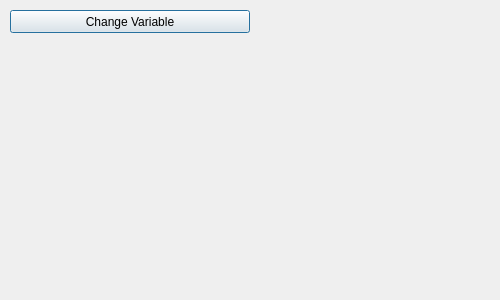
seem-sky/Simple2D-Engine, file MapEditor/UI/CommandDialog.ui: the form before one commit.
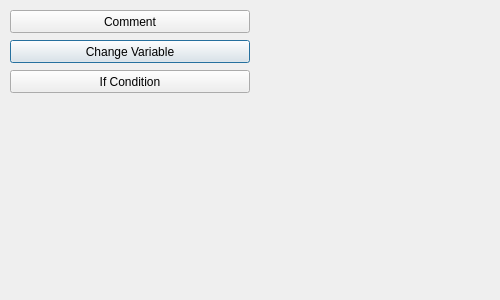
The form after the commit.

Patch:
```diff
--- a/MapEditor/UI/CommandDialog.ui
+++ b/MapEditor/UI/CommandDialog.ui
@@ -29,7 +29,7 @@
    <property name="geometry">
     <rect>
      <x>10</x>
-     <y>10</y>
+     <y>40</y>
      <width>240</width>
      <height>23</height>
     </rect>
@@ -38,6 +38,32 @@
     <string>Change Variable</string>
    </property>
   </widget>
+  <widget class="QPushButton" name="m_pButtonComment">
+   <property name="geometry">
+    <rect>
+     <x>10</x>
+     <y>10</y>
+     <width>240</width>
+     <height>23</height>
+    </rect>
+   </property>
+   <property name="text">
+    <string>Comment</string>
+   </property>
+  </widget>
+  <widget class="QPushButton" name="m_pButtonIfCondition">
+   <property name="geometry">
+    <rect>
+     <x>10</x>
+     <y>70</y>
+     <width>240</width>
+     <height>23</height>
+    </rect>
+   </property>
+   <property name="text">
+    <string>If Condition</string>
+   </property>
+  </widget>
  </widget>
  <resources/>
  <connections/>
```
Left out of the diff: 4 changed lines with no effect on the pictures.
